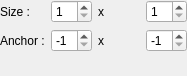
Above: nodesviews/blurwidget.ui from wawanbreton/cvcomposer before the change. Below: the same form after it.
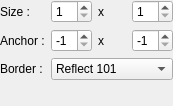
That is the form after the change.

Commit message: It is now possible to configure the blur node border behaviour Removed useless method on AbstractNodeWidget and its children

What changed in the file:
```diff
--- a/nodesviews/blurwidget.ui
+++ b/nodesviews/blurwidget.ui
@@ -6,8 +6,8 @@
    <rect>
     <x>0</x>
     <y>0</y>
-    <width>187</width>
-    <height>76</height>
+    <width>173</width>
+    <height>106</height>
    </rect>
   </property>
   <property name="windowTitle">
@@ -102,6 +102,37 @@
      </item>
     </layout>
    </item>
+   <item row="2" column="0">
+    <widget class="QLabel" name="label_5">
+     <property name="text">
+      <string>Border :</string>
+     </property>
+    </widget>
+   </item>
+   <item row="2" column="1">
+    <widget class="QComboBox" name="comboBox">
+     <item>
+      <property name="text">
+       <string>Reflect 101</string>
+      </property>
+     </item>
+     <item>
+      <property name="text">
+       <string>Reflect</string>
+      </property>
+     </item>
+     <item>
+      <property name="text">
+       <string>Replicate</string>
+      </property>
+     </item>
+     <item>
+      <property name="text">
+       <string>Constant</string>
+      </property>
+     </item>
+    </widget>
+   </item>
   </layout>
  </widget>
  <resources/>
```
The commit also changes 16 other files.
